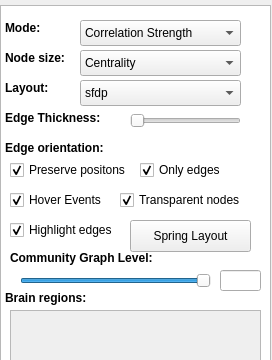
The window that brain-vis/UIFiles/interface.ui (sugeerth/BrainModulyzer) describes before a commit, drawn with Qt 5; both pictures show x 0 to 272 and y 0 to 360 of the 272 by 731 pixel window.
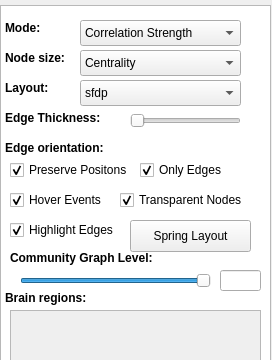
The same window after the commit.

What changed in the file:
```diff
--- a/brain-vis/UIFiles/interface.ui
+++ b/brain-vis/UIFiles/interface.ui
@@ -248,7 +248,7 @@
     </rect>
    </property>
    <property name="text">
-    <string>Highlight edges</string>
+    <string>Highlight Edges</string>
    </property>
    <property name="checked">
     <bool>true</bool>
@@ -290,7 +290,7 @@
     </rect>
    </property>
    <property name="text">
-    <string>Only edges</string>
+    <string>Only Edges</string>
    </property>
    <property name="checked">
     <bool>true</bool>
@@ -319,7 +319,7 @@
     </rect>
    </property>
    <property name="text">
-    <string>Preserve positons</string>
+    <string>Preserve Positons</string>
    </property>
    <property name="checked">
     <bool>true</bool>
@@ -351,7 +351,7 @@
     </rect>
    </property>
    <property name="text">
-    <string>Transparent nodes</string>
+    <string>Transparent Nodes</string>
    </property>
    <property name="checked">
     <bool>true</bool>
```
